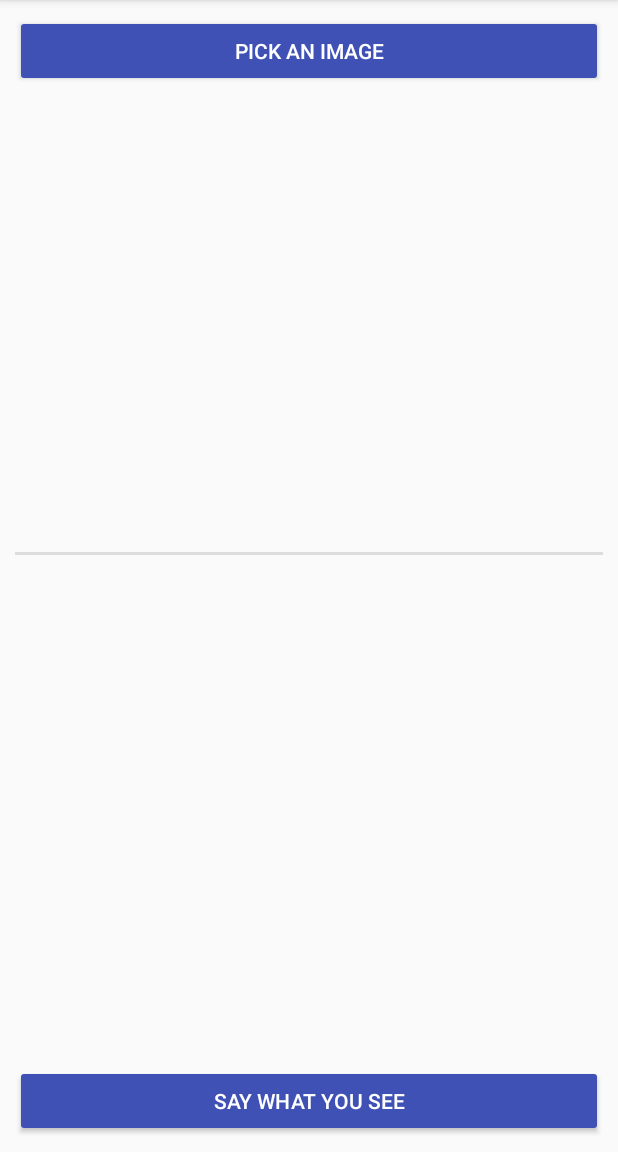
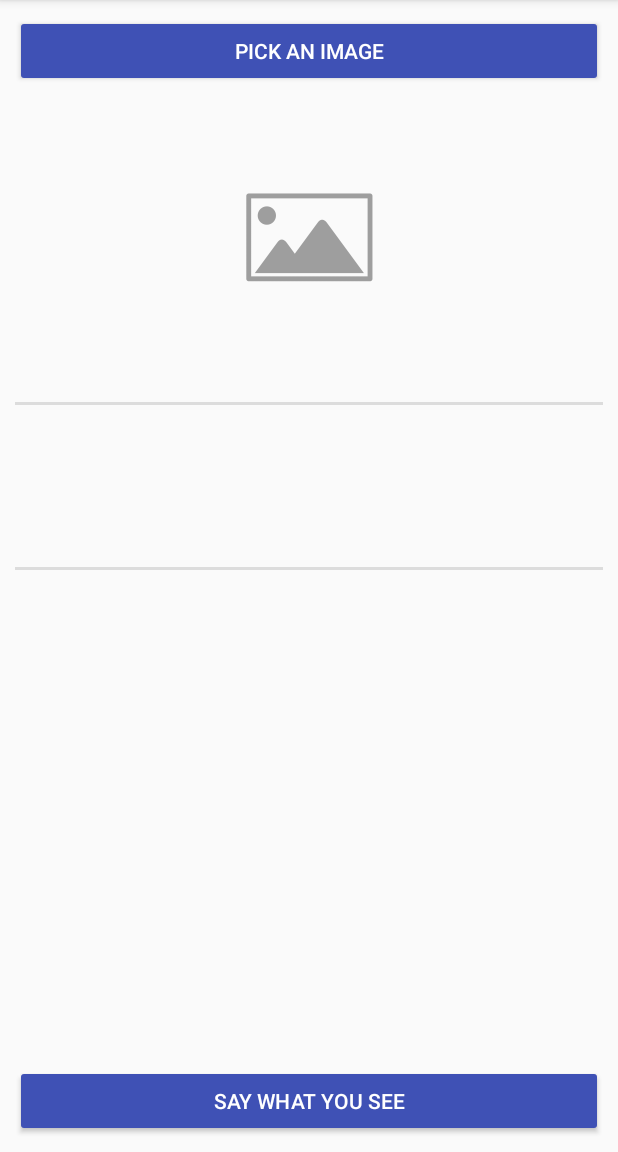
Before and after one commit to bagiasn/cognitive-demo, an Android app: the screen it shows after launch (MainActivity), on a phone screen of 412 x 824 dp, the part 84-1236 px from its top. Run offline under Robolectric (Android 15) with nearby library versions, the phone set to English and light mode, and no system bars.

Commit message:
Add placeholder image, add a divider between ImageView and TextView too.

```diff
--- a/app/src/main/res/layout/content_main.xml
+++ b/app/src/main/res/layout/content_main.xml
@@ -22,7 +22,11 @@
         android:layout_width="match_parent"
         android:layout_height="200dp"
         android:layout_below="@id/main_button_select_image"
-        android:contentDescription="@string/main_image_content_description" />
+        android:layout_marginBottom="10dp"
+        android:contentDescription="@string/main_image_content_description"
+        android:src="@drawable/main_img_placeholder"/>
+
+    <View android:layout_below="@id/main_image_holder" style="@style/Divider"/>
 
     <ProgressBar
         android:id="@+id/main_progress_vision"
```
Also changed, not shown: app/src/main/res/drawable/main_img_placeholder.png (added).
